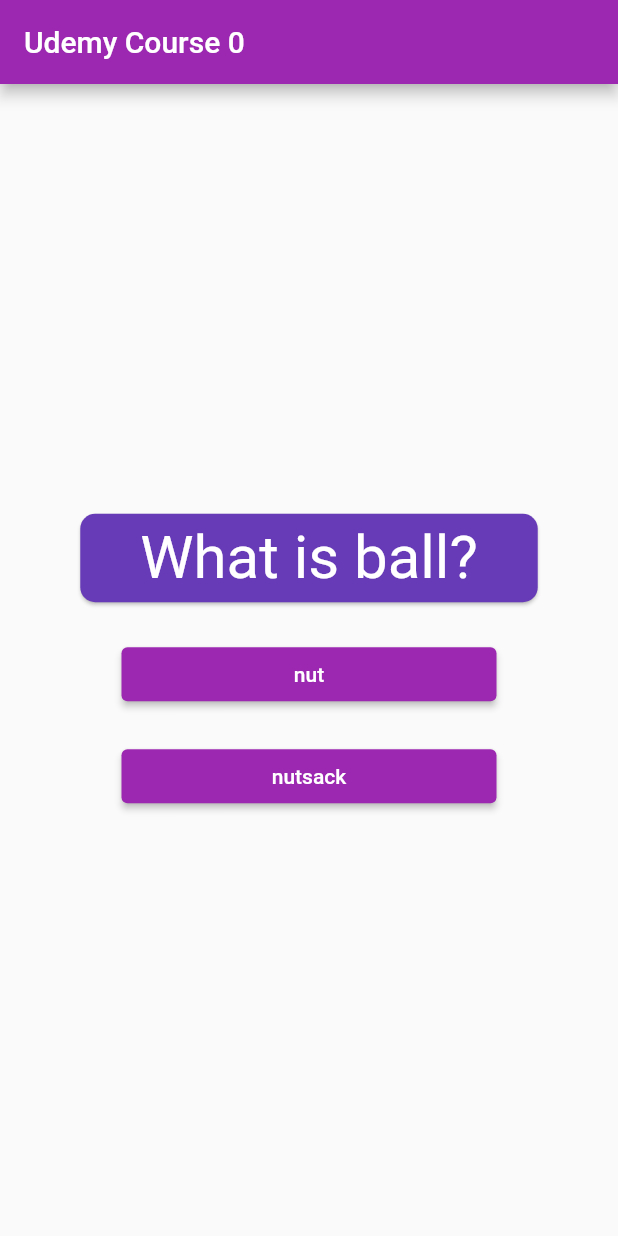
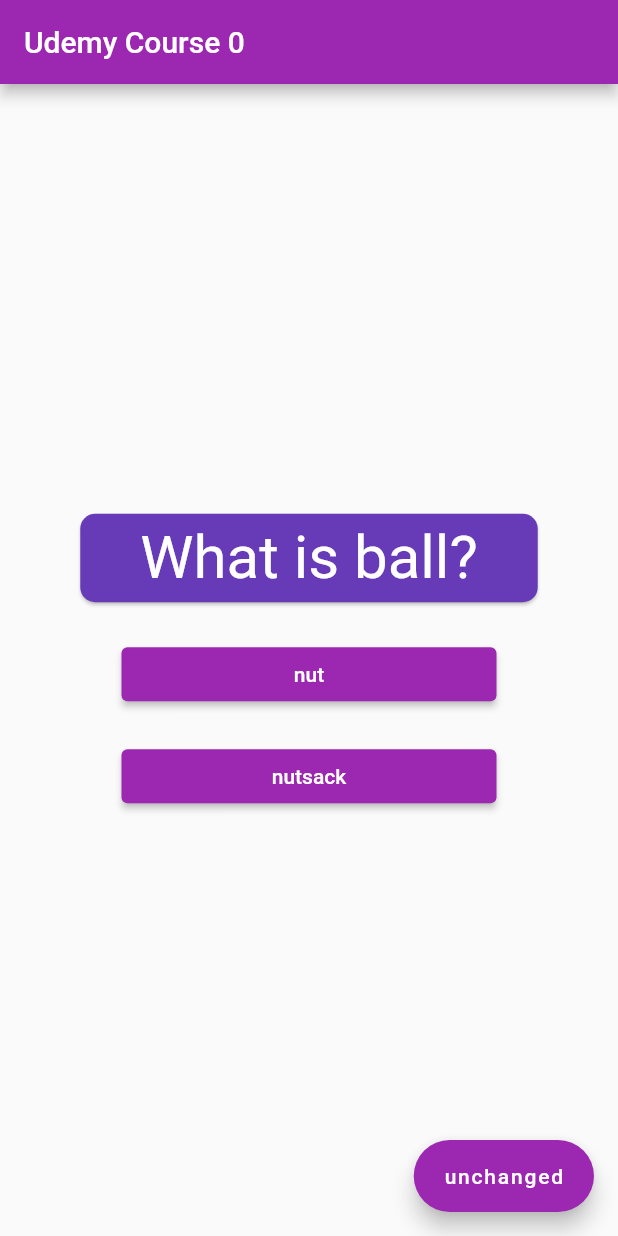
Before and after one commit to NyllRE/flutter_mastering, a Flutter app: the screen it shows after launch, after a tap on "Udemy Course App", on a phone screen of 412 x 824 dp. Run offline on Flutter 3.47's test engine with Material 2 defaults, Android fonts, the phone set to English and light mode, and no system bars.

Commit message:
Change Text Assignment Completed

```diff
--- a/lib/udemy_course/the_quiz/result.dart
+++ b/lib/udemy_course/the_quiz/result.dart
@@ -27,7 +27,8 @@ class Result extends StatelessWidget {
               style: OutlinedButton.styleFrom(
                 side: BorderSide(color: Colors.green),
               ),
-            )
+            ),
+            //
           ],
         ),
       );
--- a/lib/udemy_course/udemy_course_app.dart
+++ b/lib/udemy_course/udemy_course_app.dart
@@ -30,6 +30,8 @@ class RootPage extends StatefulWidget {
 
 class _RootPageState extends State<RootPage> {
   int qIdx = 0;
+  int _totalScore = 0;
+  String _textDisplay = 'unchanged';
   // static const will make sure it doesn't change anywhere even here
   static const questions = <Map<String, dynamic>>[
     {
@@ -55,7 +57,6 @@ class _RootPageState extends State<RootPage> {
     },
   ];
 
-  int _totalScore = 0;
 
   void nextQ(int score) {
     setState(() {
@@ -80,6 +81,13 @@ class _RootPageState extends State<RootPage> {
       body: qIdx < questions.length
           ? Quiz(questions: questions, next: nextQ, qIdx: qIdx)
           : Result(total: _totalScore, reset: _resetQ),
+      floatingActionButton: FloatingActionButton.extended(
+          label: Text(_textDisplay),
+          onPressed: () {
+            setState(() {
+              _textDisplay = 'changed!';
+            });
+          }),
     );
   }
 }
```
